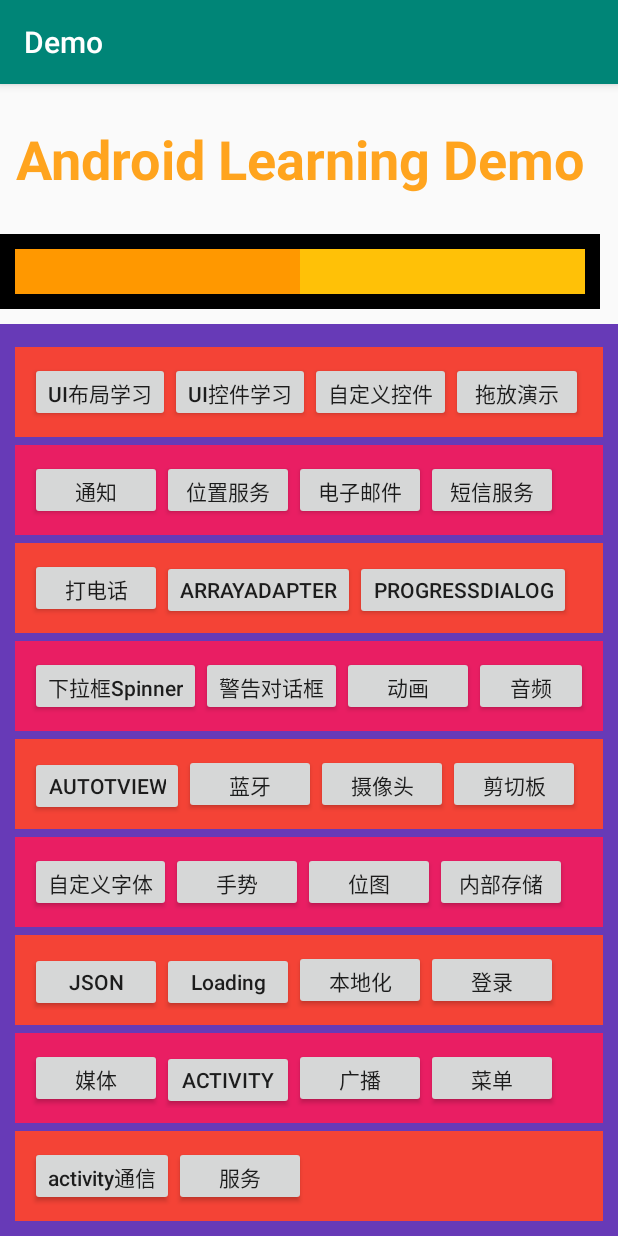
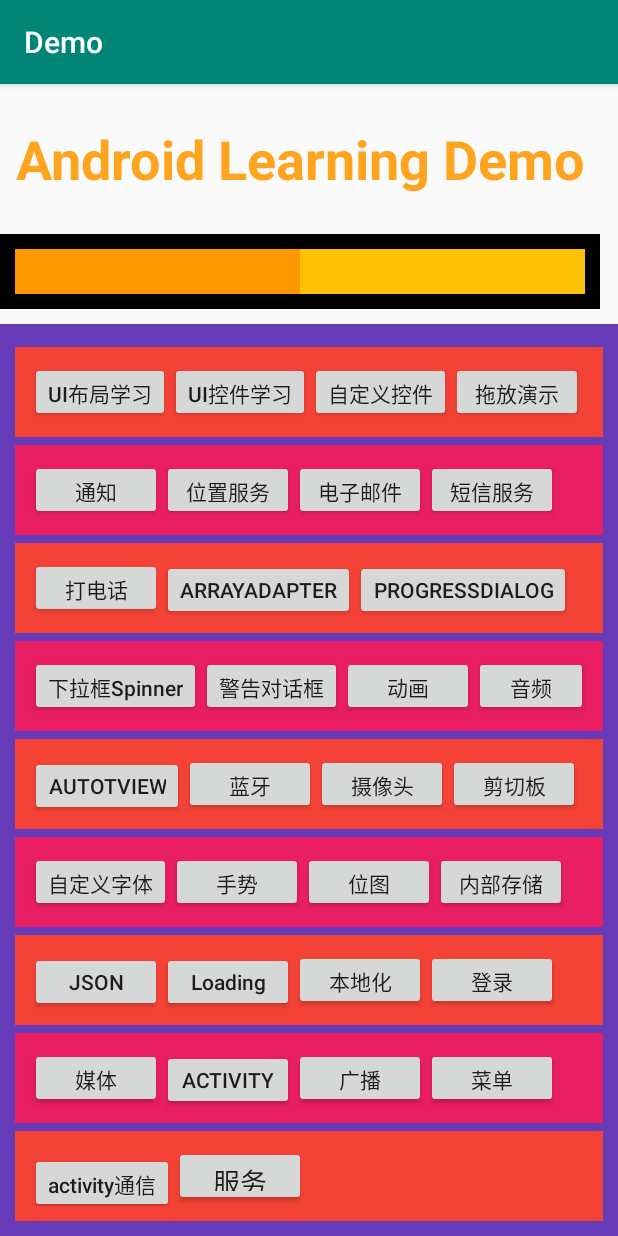
Before and after one commit to lei2350934xj/AndroidLearning, an Android app: the screen it shows after launch (MainActivity), on a phone screen of 412 x 824 dp. Run offline under Robolectric (Android 15) with nearby library versions, the phone set to English and light mode, and no system bars.

Commit message:
修改activity_main.xml样式

```diff
--- a/app/src/main/res/layout/activity_main.xml
+++ b/app/src/main/res/layout/activity_main.xml
@@ -320,6 +320,7 @@
                 android:layout_width="wrap_content"
                 android:layout_height="wrap_content"
                 android:textAllCaps="false"
+                android:textSize="18sp"
                 android:text="服务" />
 
         </LinearLayout>
```
